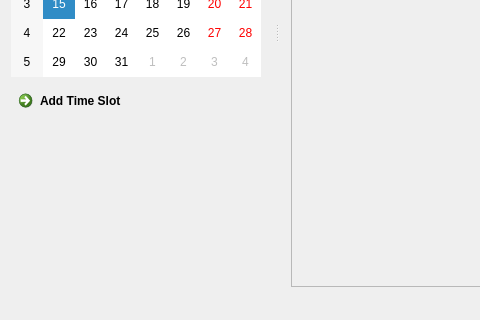
This is Gui/mainwindow.ui in JeanCoquet/Zebulon as Qt 5 draws it before an edit; both pictures show x 0 to 480 and y 253 to 573 of the 739 by 573 pixel window. The edited form follows.
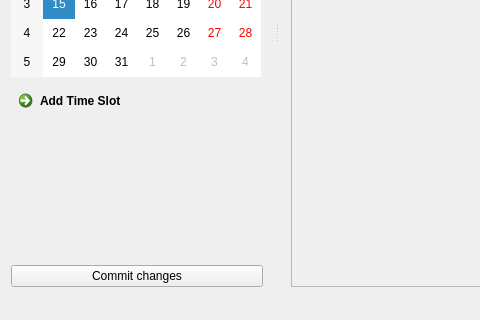
This is the edited form. Icons and pictures are not drawn. Custom widgets are drawn as their Qt base class.

```diff
--- a/Gui/mainwindow.ui
+++ b/Gui/mainwindow.ui
@@ -213,6 +213,17 @@
        </property>
       </spacer>
      </item>
+     <item>
+      <widget class="QPushButton" name="commitButton">
+       <property name="text">
+        <string>Commit changes</string>
+       </property>
+       <property name="icon">
+        <iconset>
+         <normaloff>../Check-icon.png</normaloff>../Check-icon.png</iconset>
+       </property>
+      </widget>
+     </item>
     </layout>
    </widget>
   </widget>
```
Left out of the diff: 6 changed lines with no effect on the pictures.
